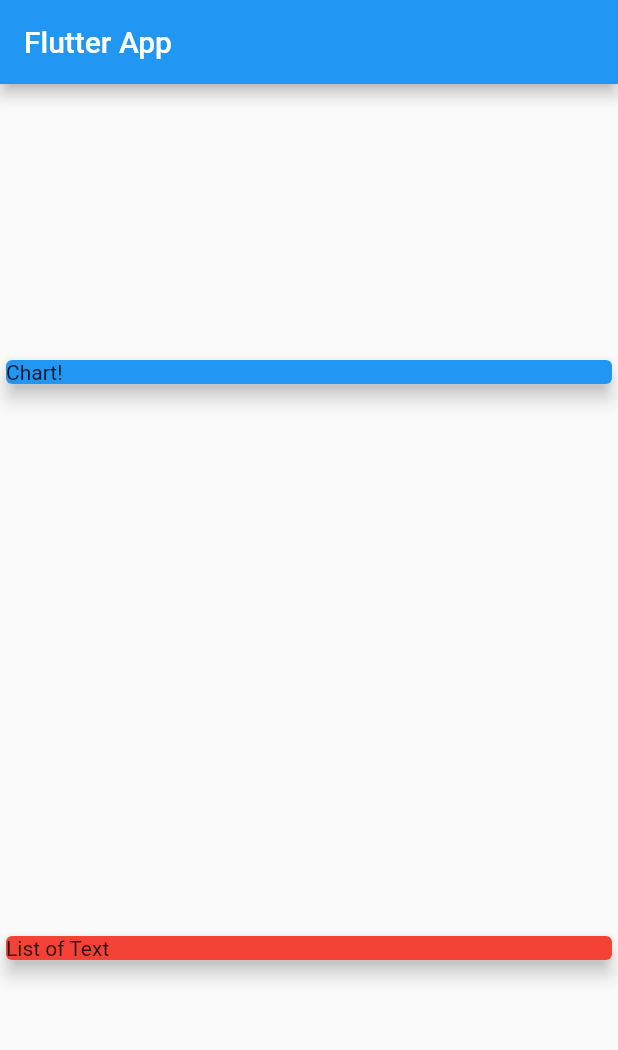
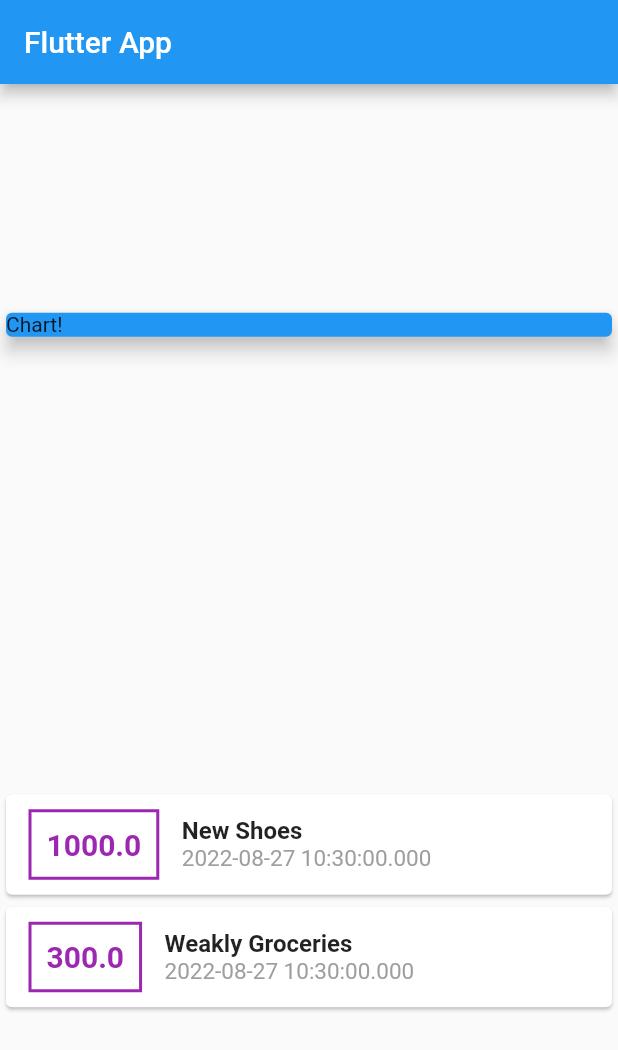
Before and after one commit to jhenilparihar/expense-tracker, a Flutter app: the screen it shows after launch, on a phone screen of 412 x 824 dp. Shown: the top 1050 px of the screen. Run offline on Flutter 3.47's test engine with Material 2 defaults, Android fonts, the phone set to English and light mode, and no system bars.

Commit message:
created widget for display transaction

```diff
--- a/lib/main.dart
+++ b/lib/main.dart
@@ -20,7 +20,7 @@ class MyApp extends StatelessWidget {
 class MyHomePage extends StatelessWidget {
   MyHomePage({Key? key}) : super(key: key);
 
-  final List<Transaction> transaction = [
+  final List<Transaction> transactions = [
     Transaction(
       id: 't1',
       title: 'New Shoes',
@@ -53,11 +53,44 @@ class MyHomePage extends StatelessWidget {
               elevation: 5,
             ),
           ),
-          Card(
-            color: Colors.red,
-            child: Text('List of Text'),
-            elevation: 5,
-          )
+          Column(
+            children: transactions.map((transaction) {
+              return Card(
+                child: Row(children: <Widget>[
+                  Container(
+                    margin: EdgeInsets.symmetric(vertical: 10, horizontal: 15),
+                    decoration: BoxDecoration(
+                        border: Border.all(color: Colors.purple, width: 2)),
+                    padding: EdgeInsets.all(10),
+                    child: Text(
+                      transaction.amount.toString(),
+                      style: TextStyle(
+                          fontWeight: FontWeight.bold,
+                          fontSize: 20,
+                          color: Colors.purple),
+                    ),
+                  ),
+                  Column(
+                    crossAxisAlignment: CrossAxisAlignment.start,
+                    children: <Widget>[
+                      Text(
+                        transaction.title,
+                        style: TextStyle(
+                            fontSize: 16, fontWeight: FontWeight.bold),
+                      ),
+                      Text(
+                        transaction.date.toString(),
+                        style: TextStyle(
+                          fontSize: 15,
+                          color: Colors.grey,
+                        ),
+                      ),
+                    ],
+                  ),
+                ]),
+              );
+            }).toList(),
+          ),
         ],
       ),
     );
```
